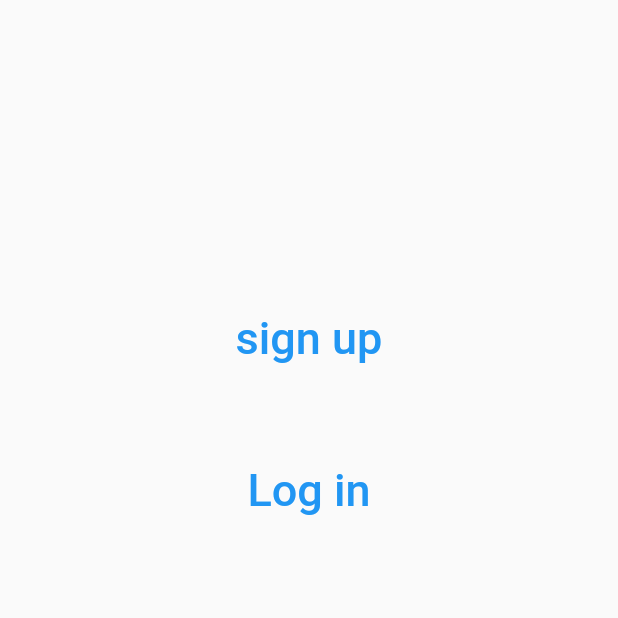
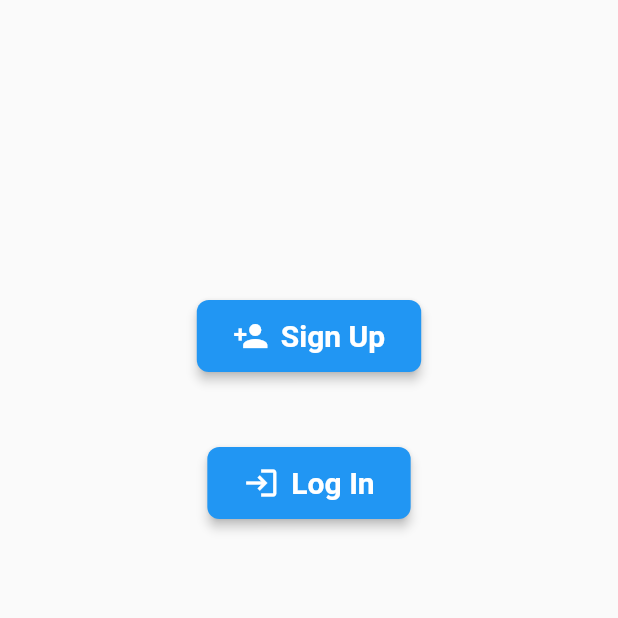
Before and after one commit to raghavagr2024/rkt, a Flutter app: the screen it shows after launch, on a phone screen of 412 x 824 dp, the top half of it. Run offline on Flutter 3.47's test engine with Material 2 defaults, Android fonts, the phone set to English and light mode, and no system bars; our stand-ins replace supabase_flutter; accounts and stored records are empty.

Commit message:
Update main.dart
Home Page Stylings Draft

```diff
--- a/lib/main.dart
+++ b/lib/main.dart
@@ -52,10 +52,28 @@ class MyHomePage extends StatelessWidget {
                   Navigator.push(context,
                       MaterialPageRoute(builder: (context) => AccountChoice()));
                 },
-                child: const Text(
-                  "sign up",
-                  style: TextStyle(fontSize: 30),
-                )),
+                style: TextButton.styleFrom(
+                  foregroundColor: Colors.blue,
+                  backgroundColor: Colors.blue,
+                  padding: const EdgeInsets.symmetric(horizontal: 24.0, vertical: 12.0), // Set padding
+                  shape: RoundedRectangleBorder(
+                    borderRadius: BorderRadius.circular(8.0), // Set border radius
+                  ),
+                  elevation: 3,
+                ),
+                child:
+                const Row(
+                mainAxisSize: MainAxisSize.min,
+                children: [
+                  Icon(
+                    Icons.person_add,
+                    color: Colors.white,
+                  ),
+                  SizedBox(width: 8),
+                  Text(
+                  "Sign Up",
+                  style: TextStyle(fontSize: 20, color: Colors.white, fontWeight: FontWeight.bold),
+                )])),
             const SizedBox(
               height: 50,
             ),
@@ -64,7 +82,30 @@ class MyHomePage extends StatelessWidget {
                   Navigator.push(context,
                       MaterialPageRoute(builder: (context) => LoginPage()));
                 },
-                child: const Text("Log in", style: TextStyle(fontSize: 30))),
+
+                style: TextButton.styleFrom(
+                  foregroundColor: Colors.blue,
+                  backgroundColor: Colors.blue,
+                  padding: const EdgeInsets.symmetric(horizontal: 24.0, vertical: 12.0), // Set padding
+                  shape: RoundedRectangleBorder(
+                    borderRadius: BorderRadius.circular(8.0), // Set border radius
+                  ),
+                  elevation: 3,
+                ),
+                child:
+                const Row(
+                mainAxisSize: MainAxisSize.min,
+                children: [
+                  Icon(
+                    Icons.login,
+                    color: Colors.white,
+                  ),
+                  SizedBox(width: 8),
+                  Text(
+                  "Log In",
+                  style: TextStyle(fontSize: 20, color: Colors.white, fontWeight: FontWeight.bold),
+                )])),
+
           ],
         ),
       ),
```
